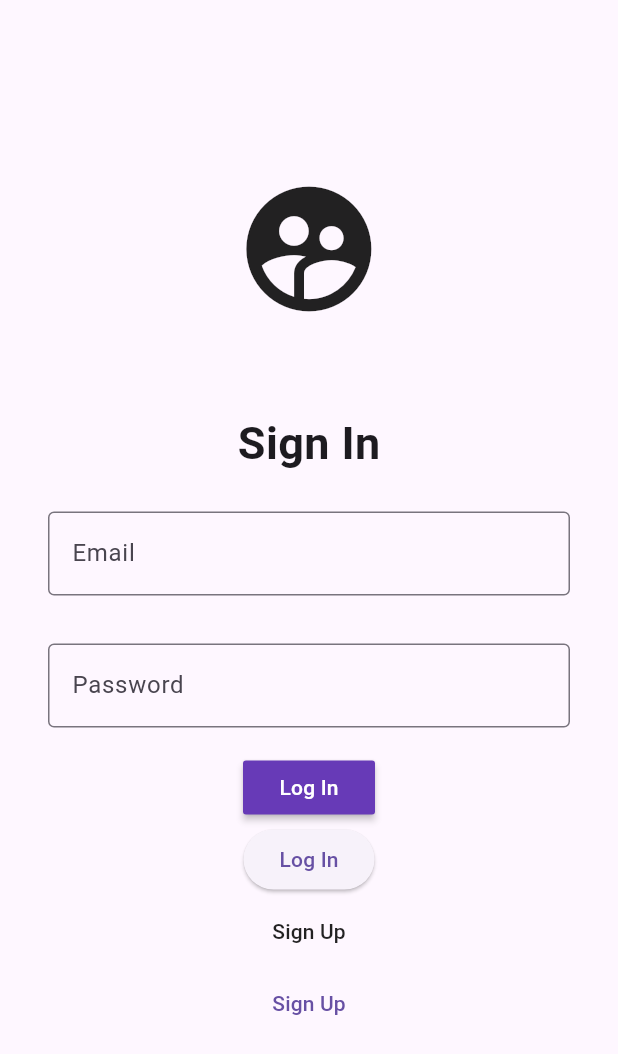
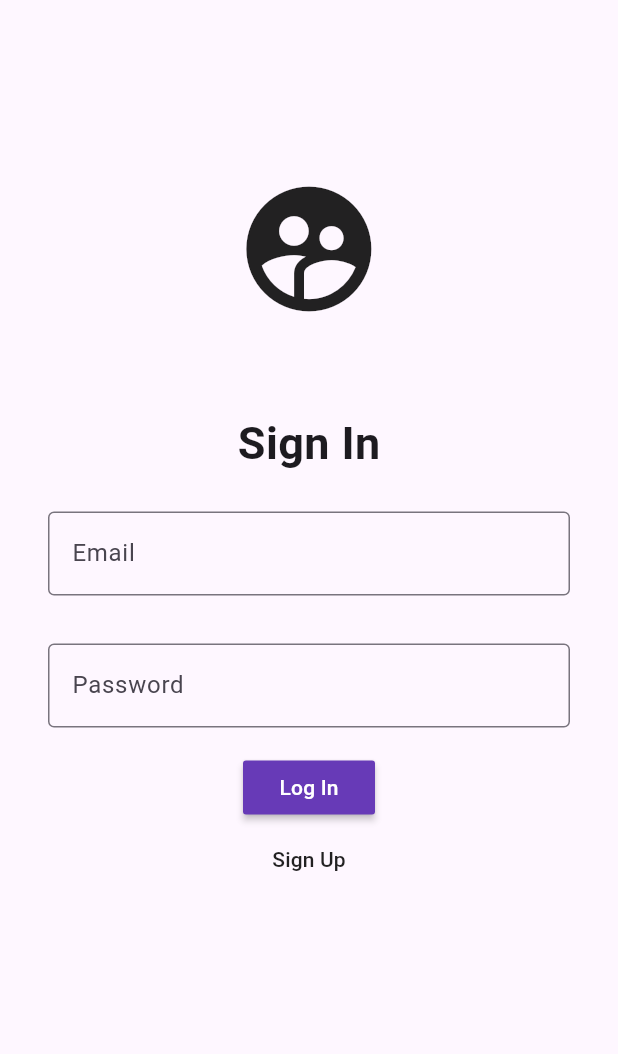
Before and after one commit to JP-Tellez/Groove-It, a Flutter app: the Login screen opened directly, on a phone screen of 412 x 824 dp. Shown: the top 1054 px of the screen. Run offline on Flutter 3.47's test engine with Material 3 defaults, Android fonts, the phone set to English and light mode, and no system bars.

Commit message:
Detalle en login

```diff
--- a/lib/login.dart
+++ b/lib/login.dart
@@ -58,12 +58,12 @@ class Login extends StatelessWidget {
             ),
             color: Colors.deepPurple,
           ),
-          ElevatedButton(onPressed: () {}, child: Text("Log In")),
+          // ElevatedButton(onPressed: () {}, child: Text("Log In")),
           MaterialButton(
             onPressed: () {},
             child: Text("Sign Up"),
           ),
-          TextButton(onPressed: () {}, child: Text("Sign Up")),
+          // TextButton(onPressed: () {}, child: Text("Sign Up")),
         ],
       ),
     ));
--- a/lib/main.dart
+++ b/lib/main.dart
@@ -26,7 +26,7 @@ class MyApp extends StatelessWidget {
       title: 'Groove It',
       // theme:
       //     ThemeData(colorScheme: ColorScheme.fromSeed(seedColor: Colors.green)),
-      home: Saved(),
+      home: Login(),
     );
   }
 }
```
